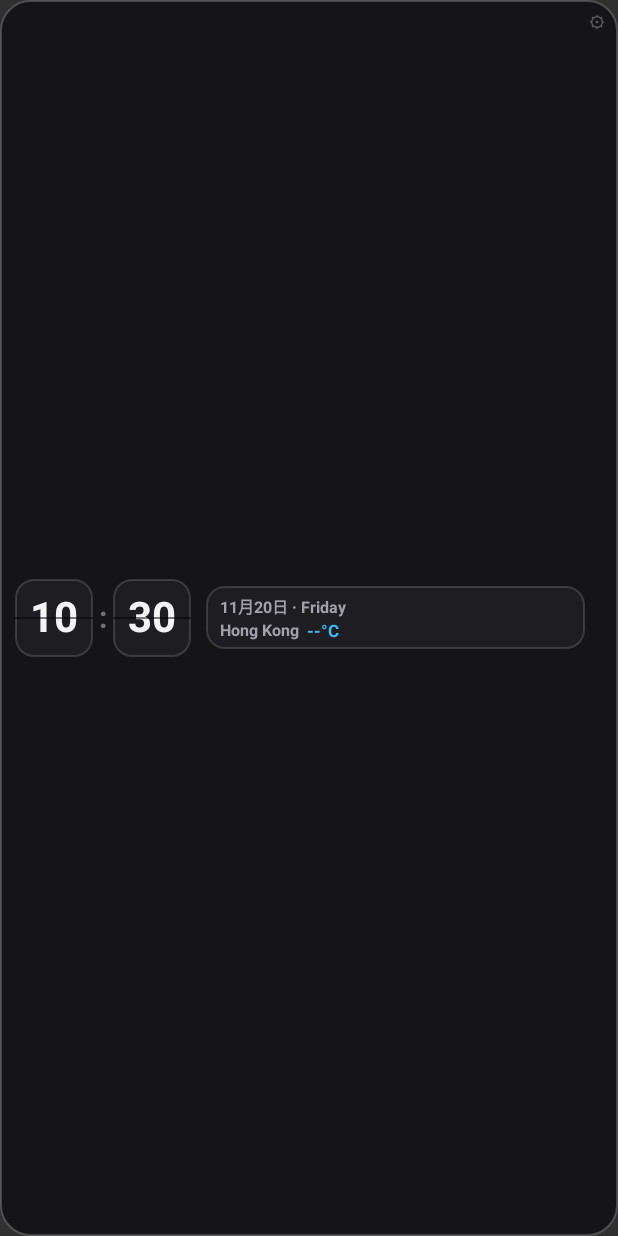
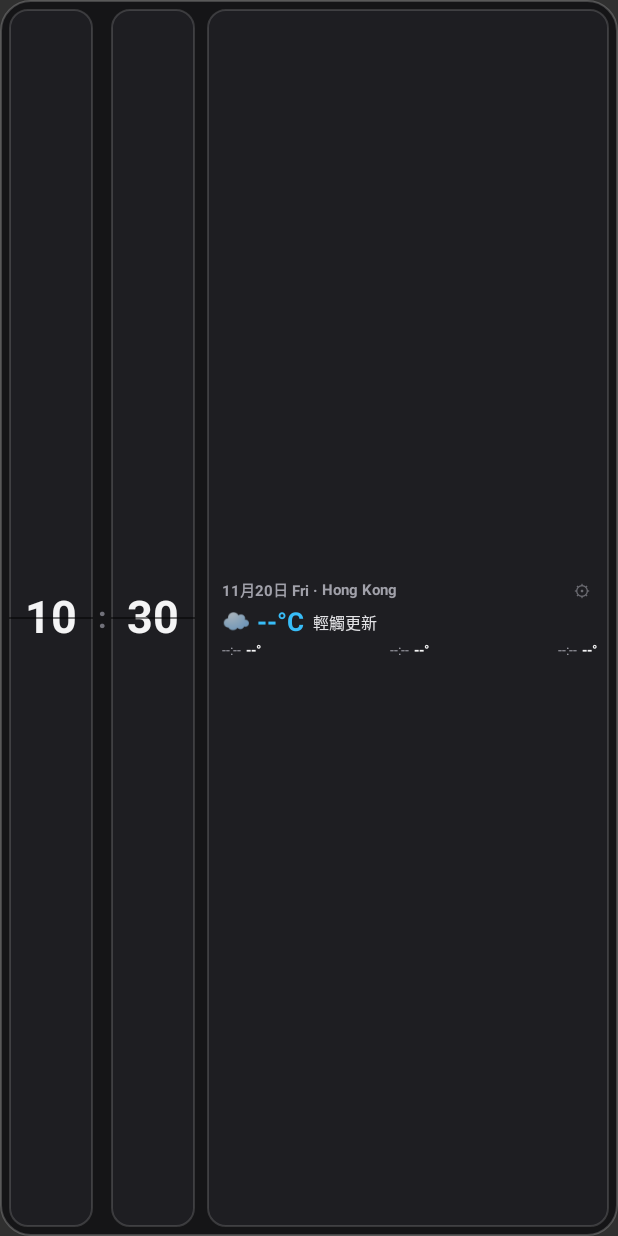
Before and after one commit to timlskforai-netizen/grok-flip-clock, an Android app built with Jetpack Compose: the layout widget_flip_clock_row_lr.xml on its own in the app's theme, with its tools: preview values and no code run, on a phone screen of 412 x 824 dp. Run offline under Robolectric (Android 15) with nearby library versions, the phone set to English and light mode, and no system bars.

Commit message:
Update widget_flip_clock_row_lr.xml

```diff
--- a/app/src/main/res/layout/widget_flip_clock_row_lr.xml
+++ b/app/src/main/res/layout/widget_flip_clock_row_lr.xml
@@ -12,39 +12,24 @@
         android:scaleType="fitXY"
         android:src="@drawable/widget_bg" />
 
-    <!-- 右上角手動設定按鈕 -->
-    <TextView
-        android:id="@+id/widget_config_btn"
-        android:layout_width="24dp"
-        android:layout_height="24dp"
-        android:layout_gravity="top|end"
-        android:layout_margin="2dp"
-        android:gravity="center"
-        android:text="⚙"
-        android:textColor="#88A1A1AA"
-        android:textSize="11sp" />
-
     <LinearLayout
         android:layout_width="match_parent"
         android:layout_height="match_parent"
         android:gravity="center_vertical"
         android:orientation="horizontal"
-        android:paddingStart="10dp"
-        android:paddingTop="6dp"
-        android:paddingEnd="22dp"
-        android:paddingBottom="6dp">
+        android:padding="6dp">
 
-        <!-- 左邊：橫排翻頁鐘（時 : 分） -->
+        <!-- 左邊：與右卡完全等高嘅機械翻頁鐘 -->
         <LinearLayout
             android:id="@+id/widget_clock_container"
             android:layout_width="wrap_content"
-            android:layout_height="wrap_content"
+            android:layout_height="match_parent"
             android:gravity="center"
             android:orientation="horizontal">
 
             <FrameLayout
-                android:layout_width="52dp"
-                android:layout_height="52dp">
+                android:layout_width="56dp"
+                android:layout_height="match_parent">
 
                 <ImageView
                     android:id="@+id/widget_hour_card_bg"
@@ -63,7 +48,7 @@
                     android:gravity="center"
                     android:includeFontPadding="false"
                     android:textColor="#FFF4F4F5"
-                    android:textSize="28sp"
+                    android:textSize="30sp"
                     android:textStyle="bold" />
 
                 <ImageView
@@ -79,16 +64,16 @@
                 android:layout_width="wrap_content"
                 android:layout_height="wrap_content"
                 android:includeFontPadding="false"
-                android:paddingStart="4dp"
-                android:paddingEnd="4dp"
+                android:paddingStart="3dp"
+                android:paddingEnd="3dp"
                 android:text=":"
                 android:textColor="#FF71717A"
                 android:textSize="20sp"
                 android:textStyle="bold" />
 
             <FrameLayout
-                android:layout_width="52dp"
-                android:layout_height="52dp">
+                android:layout_width="56dp"
+                android:layout_height="match_parent">
 
                 <ImageView
                     android:id="@+id/widget_min_card_bg"
@@ -107,7 +92,7 @@
                     android:gravity="center"
                     android:includeFontPadding="false"
                     android:textColor="#FFF4F4F5"
-                    android:textSize="28sp"
+                    android:textSize="30sp"
                     android:textStyle="bold" />
 
                 <ImageView
@@ -119,12 +104,12 @@
             </FrameLayout>
         </LinearLayout>
 
-        <!-- 右邊：日期 + 實時天氣 + 每 4 小時預報 -->
+        <!-- 右邊：與時鐘完全等高嘅天氣卡片 -->
         <FrameLayout
             android:id="@+id/widget_weather_bar"
             android:layout_width="0dp"
-            android:layout_height="wrap_content"
-            android:layout_marginStart="10dp"
+            android:layout_height="match_parent"
+            android:layout_marginStart="8dp"
             android:layout_weight="1">
 
             <ImageView
@@ -137,81 +122,206 @@
 
             <LinearLayout
                 android:layout_width="match_parent"
-                android:layout_height="wrap_content"
+                android:layout_height="match_parent"
                 android:gravity="center_vertical"
                 android:orientation="vertical"
-                android:paddingStart="9dp"
+                android:paddingStart="10dp"
                 android:paddingTop="5dp"
-                android:paddingEnd="9dp"
+                android:paddingEnd="8dp"
                 android:paddingBottom="5dp">
 
-                <TextClock
-                    android:id="@+id/widget_date"
-                    android:layout_width="wrap_content"
+                <!-- 頂部：日期 · 地區 + 更新時間 + 內置設定齒輪 -->
+                <LinearLayout
+                    android:layout_width="match_parent"
                     android:layout_height="wrap_content"
-                    android:ellipsize="end"
-                    android:format12Hour="M月d日 · EEEE"
-                    android:format24Hour="M月d日 · EEEE"
-                    android:includeFontPadding="false"
-                    android:maxLines="1"
-                    android:textColor="#FFA1A1AA"
-                    android:textSize="10.5sp"
-                    android:textStyle="bold" />
+                    android:gravity="center_vertical"
+                    android:orientation="horizontal">
 
+                    <TextClock
+                        android:id="@+id/widget_date"
+                        android:layout_width="wrap_content"
+                        android:layout_height="wrap_content"
+                        android:format12Hour="M月d日 EEE · "
+                        android:format24Hour="M月d日 EEE · "
+                        android:includeFontPadding="false"
+                        android:maxLines="1"
+                        android:textColor="#FFA1A1AA"
+                        android:textSize="10sp"
+                        android:textStyle="bold" />
+
+                    <TextView
+                        android:id="@+id/widget_city"
+                        android:layout_width="0dp"
+                        android:layout_height="wrap_content"
+                        android:layout_weight="1"
+                        android:ellipsize="end"
+                        android:includeFontPadding="false"
+                        android:maxLines="1"
+                        android:text="Hong Kong"
+                        android:textColor="#FFA1A1AA"
+                        android:textSize="10sp"
+                        android:textStyle="bold" />
+
+                    <TextView
+                        android:id="@+id/widget_updated_at"
+                        android:layout_width="wrap_content"
+                        android:layout_height="wrap_content"
+                        android:layout_marginStart="4dp"
+                        android:includeFontPadding="false"
+                        android:text=""
+                        android:textColor="#77A1A1AA"
+                        android:textSize="8.5sp" />
+
+                    <TextView
+                        android:id="@+id/widget_config_btn"
+                        android:layout_width="20dp"
+                        android:layout_height="18dp"
+                        android:layout_marginStart="2dp"
+                        android:gravity="center"
+                        android:includeFontPadding="false"
+                        android:text="⚙"
+                        android:textColor="#99A1A1AA"
+                        android:textSize="11sp" />
+                </LinearLayout>
+
+                <!-- 中部：天氣圖示 + 放大實時氣溫 + 狀況 -->
                 <LinearLayout
-                    android:layout_width="wrap_content"
+                    android:layout_width="match_parent"
                     android:layout_height="wrap_content"
                     android:layout_marginTop="2dp"
                     android:gravity="center_vertical"
                     android:orientation="horizontal">
 
                     <TextView
-                        android:id="@+id/widget_city"
+                        android:id="@+id/widget_weather_icon"
                         android:layout_width="wrap_content"
                         android:layout_height="wrap_content"
-                        android:ellipsize="end"
                         android:includeFontPadding="false"
-                        android:maxLines="1"
-                        android:text="Hong Kong"
-                        android:textColor="#FFA1A1AA"
-                        android:textSize="10.5sp"
-                        android:textStyle="bold" />
+                        android:text="☁️"
+                        android:textSize="15sp" />
 
                     <TextView
                         android:id="@+id/widget_temp"
                         android:layout_width="wrap_content"
                         android:layout_height="wrap_content"
-                        android:layout_marginStart="5dp"
+                        android:layout_marginStart="4dp"
                         android:includeFontPadding="false"
                         android:text="--°C"
                         android:textColor="#FF38BDF8"
-                        android:textSize="11.5sp"
+                        android:textSize="17sp"
                         android:textStyle="bold" />
 
                     <TextView
                         android:id="@+id/widget_condition"
                         android:layout_width="wrap_content"
                         android:layout_height="wrap_content"
-                        android:layout_marginStart="5dp"
+                        android:layout_marginStart="6dp"
                         android:ellipsize="end"
                         android:includeFontPadding="false"
                         android:maxLines="1"
-                        android:text=""
+                        android:text="輕觸更新"
                         android:textColor="#FFE4E4E7"
                         android:textSize="10.5sp" />
+                </LinearLayout>
+
+                <!-- 底部：未來每 4 小時三欄對齊預報格 -->
+                <LinearLayout
+                    android:id="@+id/widget_forecast_grid"
+                    android:layout_width="match_parent"
+                    android:layout_height="wrap_content"
+                    android:layout_marginTop="3dp"
+                    android:gravity="center_vertical"
+                    android:orientation="horizontal">
+
+                    <LinearLayout
+                        android:layout_width="0dp"
+                        android:layout_height="wrap_content"
+                        android:layout_weight="1"
+                        android:gravity="center_vertical"
+                        android:orientation="horizontal">
+
+                        <TextView
+                            android:id="@+id/widget_fc_1_time"
+                            android:layout_width="wrap_content"
+                            android:layout_height="wrap_content"
+                            android:includeFontPadding="false"
+                            android:text="--:--"
+                            android:textColor="#FFA1A1AA"
+                            android:textSize="9sp" />
+
+                        <TextView
+                            android:id="@+id/widget_fc_1_temp"
+                            android:layout_width="wrap_content"
+                            android:layout_height="wrap_content"
+                            android:layout_marginStart="3dp"
+                            android:includeFontPadding="false"
+                            android:text="--°"
+                            android:textColor="#FFF4F4F5"
+                            android:textSize="9.5sp"
+                            android:textStyle="bold" />
+                    </LinearLayout>
+
+                    <LinearLayout
+                        android:layout_width="0dp"
+                        android:layout_height="wrap_content"
+                        android:layout_weight="1"
+                        android:gravity="center"
+                        android:orientation="horizontal">
+
+                        <TextView
+                            android:id="@+id/widget_fc_2_time"
+                            android:layout_width="wrap_content"
+                            android:layout_height="wrap_content"
+                            android:includeFontPadding="false"
+                            android:text="--:--"
+                            android:textColor="#FFA1A1AA"
+                            android:textSize="9sp" />
+
+                        <TextView
+                            android:id="@+id/widget_fc_2_temp"
+                            android:layout_width="wrap_content"
+                            android:layout_height="wrap_content"
+                            android:layout_marginStart="3dp"
+                            android:includeFontPadding="false"
+                            android:text="--°"
+                            android:textColor="#FFF4F4F5"
+                            android:textSize="9.5sp"
+                            android:textStyle="bold" />
+                    </LinearLayout>
+
+                    <LinearLayout
+                        android:layout_width="0dp"
+                        android:layout_height="wrap_content"
+                        android:layout_weight="1"
+                        android:gravity="end|center_vertical"
+                        android:orientation="horizontal">
+
+                        <TextView
+                            android:id="@+id/widget_fc_3_time"
+                            android:layout_width="wrap_content"
+                            android:layout_height="wrap_content"
+                            android:includeFontPadding="false"
+                            android:text="--:--"
+                            android:textColor="#FFA1A1AA"
+                            android:textSize="9sp" />
+
+                        <TextView
+                            android:id="@+id/widget_fc_3_temp"
+                            android:layout_width="wrap_content"
+                            android:layout_height="wrap_content"
+                            android:layout_marginStart="3dp"
+                            android:includeFontPadding="false"
+                            android:text="--°"
+                            android:textColor="#FFF4F4F5"
+                            android:textSize="9.5sp"
+                            android:textStyle="bold" />
+                    </LinearLayout>
                 </LinearLayout>
 
                 <TextView
                     android:id="@+id/widget_forecast_text"
                     android:layout_width="wrap_content"
                     android:layout_height="wrap_content"
-                    android:layout_marginTop="2dp"
-                    android:ellipsize="end"
-                    android:includeFontPadding="false"
-                    android:maxLines="1"
-                    android:text=""
-                    android:textColor="#FFA1A1AA"
-                    android:textSize="10sp"
                     android:visibility="gone" />
             </LinearLayout>
         </FrameLayout>
```
